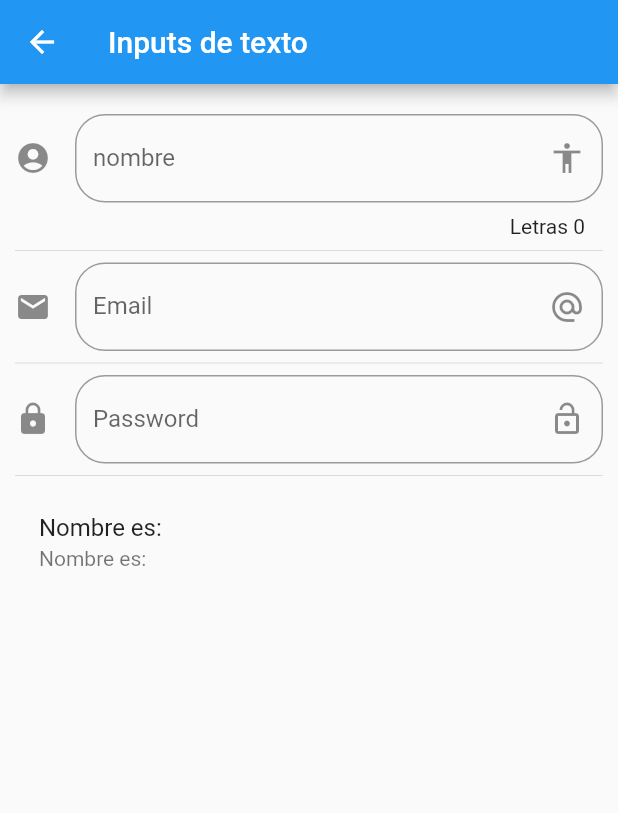
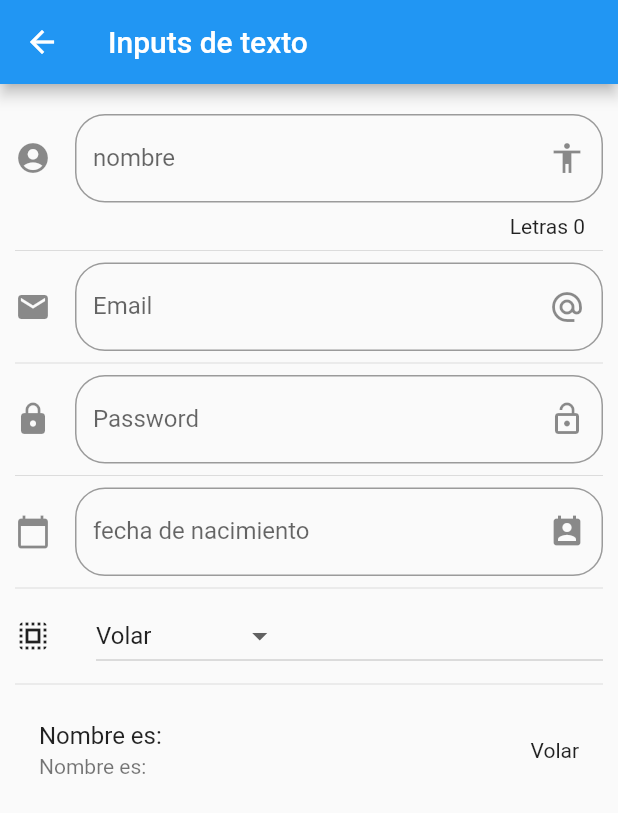
Before and after one commit to cr1st14n/componente1, a Flutter app: the InputPage screen opened by its route, on a phone screen of 412 x 824 dp. Shown: the top 813 px of the screen. Run offline on Flutter 3.47's test engine with Material 2 defaults, Android fonts, the phone set to English and light mode, and no system bars.

Commit message:
App concluida

```diff
--- a/lib/src/pages/input_page.dart
+++ b/lib/src/pages/input_page.dart
@@ -6,8 +6,21 @@ class InputPage extends StatefulWidget {
 }
 
 class _InputPageState extends State<InputPage> {
-  String _nombre='';
-  String _email='';
+  String _nombre = '';
+  String _email = '';
+  String _fecha = '';
+
+  String _opcionSeleccionada = 'Volar';
+
+  List<String> _poderes = [
+    'Volar',
+    'Rayos X',
+    'Super Aliento',
+    ' Super Fuerza'
+  ];
+
+  TextEditingController _inputFieldDateController = new TextEditingController();
+
   @override
   Widget build(BuildContext context) {
     return Scaffold(
@@ -23,6 +36,10 @@ class _InputPageState extends State<InputPage> {
           Divider(),
           _crearPassword(),
           Divider(),
+          _crearFecha(context),
+          Divider(),
+          _crearDropdown(),
+          Divider(),
           _crearPersona(),
         ],
       ),
@@ -35,7 +52,7 @@ class _InputPageState extends State<InputPage> {
       textCapitalization: TextCapitalization.sentences,
       decoration: InputDecoration(
         border: OutlineInputBorder(borderRadius: BorderRadius.circular(20.0)),
-        counter: Text('Letras ${ _nombre.length }'),
+        counter: Text('Letras ${_nombre.length}'),
         hintText: 'nombre de la persona',
         labelText: 'nombre',
         suffixIcon: Icon(Icons.accessibility),
@@ -43,7 +60,7 @@ class _InputPageState extends State<InputPage> {
       ),
       onChanged: (value) {
         setState(() {
-        _nombre = value;
+          _nombre = value;
         });
       },
     );
@@ -53,11 +70,12 @@ class _InputPageState extends State<InputPage> {
     return ListTile(
       title: Text('Nombre es: $_nombre'),
       subtitle: Text('Nombre es: $_email'),
+      trailing: Text(_opcionSeleccionada),
     );
   }
 
   Widget _crearEmail() {
-     return TextField(
+    return TextField(
       // autofocus: false,
       // textCapitalization: TextCapitalization.sentences,
       keyboardType: TextInputType.emailAddress,
@@ -71,8 +89,7 @@ class _InputPageState extends State<InputPage> {
         icon: Icon(Icons.email),
       ),
       onChanged: (value) {
-        setState(()=> _email = value
-        );
+        setState(() => _email = value);
       },
     );
   }
@@ -93,9 +110,83 @@ class _InputPageState extends State<InputPage> {
         icon: Icon(Icons.lock),
       ),
       onChanged: (value) {
-        setState(()=> _email = value
-        );
+        setState(() => _email = value);
       },
     );
   }
+
+  Widget _crearFecha(BuildContext context) {
+    return TextField(
+      // autofocus: false,
+      // textCapitalization: TextCapitalization.sentences,
+      // keyboardType: TextInputType.emailAddress,
+      // obscureText: true,
+      enableInteractiveSelection: false,
+      controller: _inputFieldDateController,
+      decoration: InputDecoration(
+        border: OutlineInputBorder(borderRadius: BorderRadius.circular(20.0)),
+        // counter: Text('Letras ${ _nombre.length }'),
+        hintText: 'fecha de nacimiento',
+        labelText: 'fecha de nacimiento',
+        // helperText: 'Solo es el nombre',
+        suffixIcon: Icon(Icons.perm_contact_calendar),
+        icon: Icon(Icons.calendar_today),
+      ),
+      onTap: () {
+        FocusScope.of(context).requestFocus(new FocusNode());
+        _selectDate(context);
+      },
+    );
+  }
+
+  _selectDate(BuildContext context) async {
+    DateTime picked = await showDatePicker(
+      context: context,
+      initialDate: new DateTime.now(),
+      firstDate: new DateTime(2018),
+      lastDate: new DateTime(2021),
+      locale: Locale('es', 'ES'),
+    );
+
+    if (picked != null) {
+      setState(() {
+        _fecha = picked.toString();
+        _inputFieldDateController.text = _fecha;
+      });
+    }
+  }
+
+  List<DropdownMenuItem<String>> getOpcionesDropdown() {
+    List<DropdownMenuItem<String>> list = List();
+    _poderes.forEach((poder) {
+      list.add(DropdownMenuItem(
+        child: Text(poder),
+        value: poder,
+      ));
+    });
+    return list;
+  }
+
+  Widget _crearDropdown() {
+    return Row(
+      children: <Widget>[
+        Icon(Icons.select_all),
+        SizedBox(
+          width: 30.0,
+        ),
+        Expanded(
+          child: DropdownButton(
+            value: _opcionSeleccionada,
+            items: getOpcionesDropdown(),
+            onChanged: (opt) {
+              print(opt);
+              setState(() {
+                _opcionSeleccionada = opt;
+              });
+            },
+          ),
+        ),
+      ],
+    );
+  }
 }
--- a/lib/src/routes/routes.dart
+++ b/lib/src/routes/routes.dart
@@ -1,6 +1,8 @@
 import 'package:componente1/src/pages/animate_container.dart';
 import 'package:componente1/src/pages/card_page.dart';
 import 'package:componente1/src/pages/input_page.dart';
+import 'package:componente1/src/pages/listview_page.dart';
+import 'package:componente1/src/pages/slider_page.dart';
 import 'package:flutter/material.dart';
 import 'package:componente1/src/pages/alert_page.dart';
 import 'package:componente1/src/pages/avatar_page.dart';
@@ -14,5 +16,7 @@ Map<String, WidgetBuilder> getApplicationRoutes() {
     'card': (BuildContext context) => CardPage(),
     'animatedContainer': (BuildContext context) => AnimatedContainerPage(),
     'inputs': (BuildContext context) => InputPage(),
+    'slider': (BuildContext context) => SliderPage(),
+    'list': (BuildContext context) => ListaPage(),
   };
 }
--- a/lib/utils/icono_string_util.dart
+++ b/lib/utils/icono_string_util.dart
@@ -6,6 +6,8 @@ final _icons = <String, IconData>{
   'folder_open': Icons.folder_open,
   'donut_large': Icons.donut_large,
   'input': Icons.input,
+  'tune': Icons.tune,
+  'list': Icons.list,
 };
 
 Icon getIcon(String nombreIcono) {
--- a/pubspec.yaml
+++ b/pubspec.yaml
@@ -22,6 +22,9 @@ environment:
 
 dependencies:
   flutter:
+    sdk: flutter
+
+  flutter_localizations:
     sdk: flutter
 
 
```
Also changed, not shown: data/menu_opts.json (+10 -0 lines), lib/main.dart (+13 -2 lines), lib/src/pages/listview_page.dart (added, +120 -0 lines), lib/src/pages/slider_page.dart (added, +89 -0 lines), pubspec.lock.
